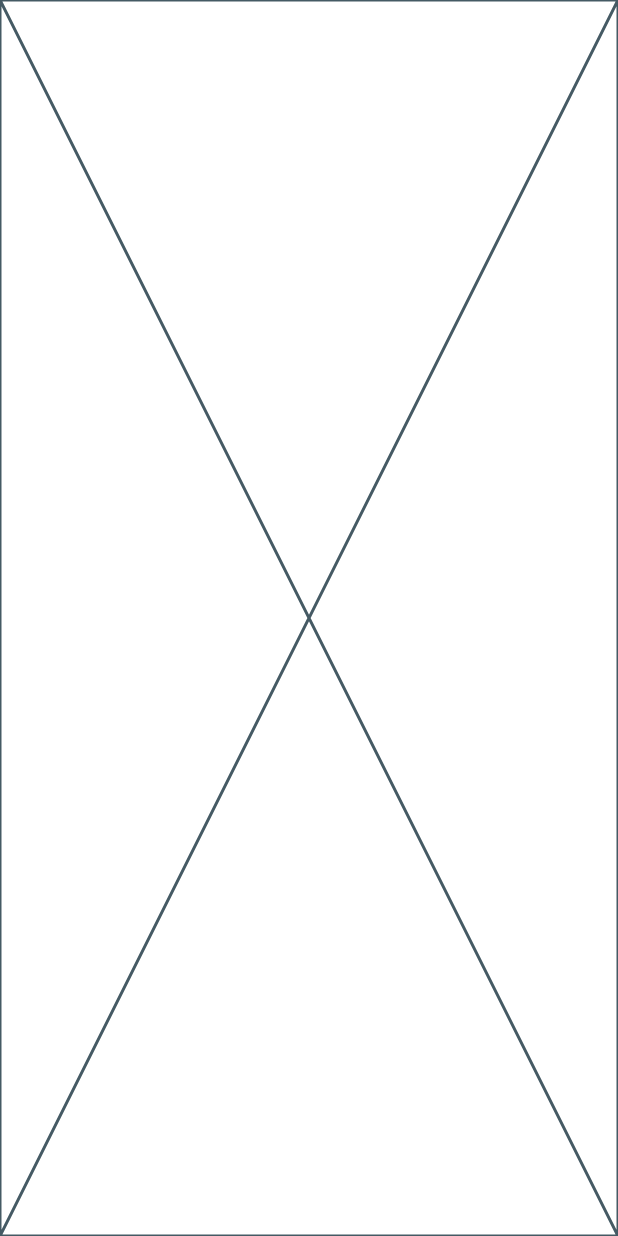
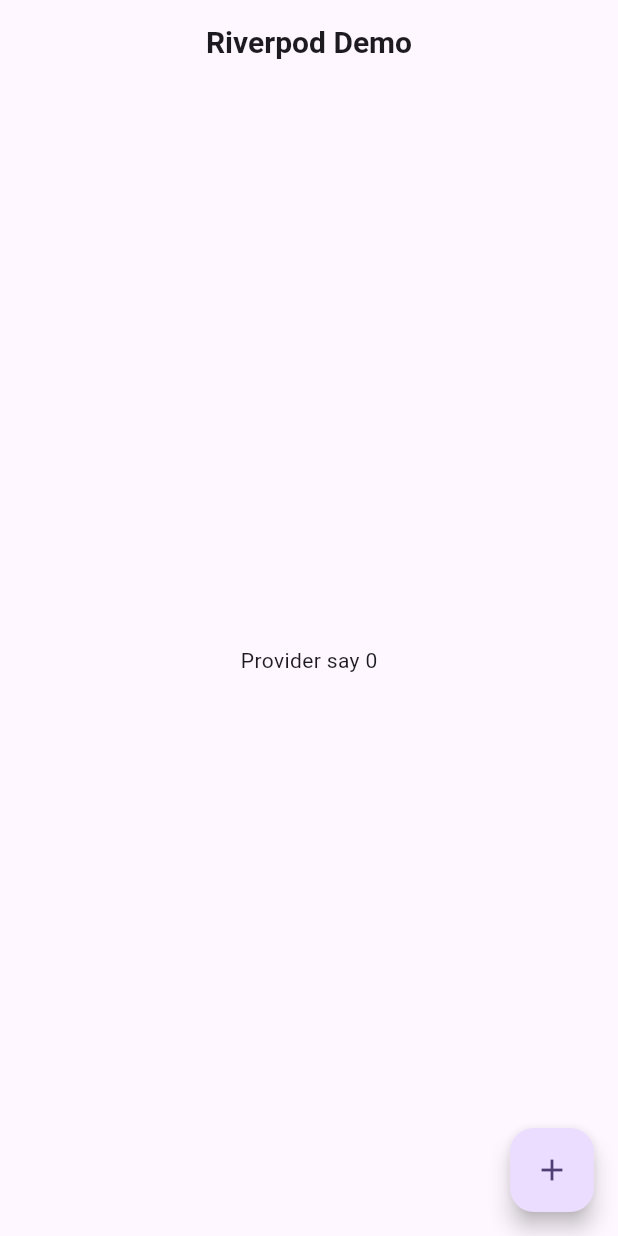
Before and after one commit to sm-aminul-islam/Examination, a Flutter app: the screen it shows after launch, on a phone screen of 412 x 824 dp. Run offline on Flutter 3.47's test engine with Material 2 defaults, Android fonts, the phone set to English and light mode, and no system bars; our stand-ins replace hooks_riverpod.

Commit message:
State provider

```diff
--- a/Riverpod_Demo_Project/riverpod_demo_project/lib/main.dart
+++ b/Riverpod_Demo_Project/riverpod_demo_project/lib/main.dart
@@ -1,12 +1,13 @@
 import 'package:flutter/material.dart';
-import 'package:flutter_hooks/flutter_hooks.dart';
 import 'package:hooks_riverpod/hooks_riverpod.dart';
-import 'package:riverpod_annotation/riverpod_annotation.dart';
+
 import 'package:riverpod_demo_project/modules/home/view/homepage.dart';
+
+final countProvider = StateProvider<int>((ref) => 0);
 
 void main() {
   runApp(
-    ProviderScope(
+    const ProviderScope(
       child: MyApp(),
     ),
   );
--- a/Riverpod_Demo_Project/riverpod_demo_project/lib/modules/home/view/homepage.dart
+++ b/Riverpod_Demo_Project/riverpod_demo_project/lib/modules/home/view/homepage.dart
@@ -1,10 +1,30 @@
 import 'package:flutter/material.dart';
+import 'package:hooks_riverpod/hooks_riverpod.dart';
+import 'package:riverpod_demo_project/main.dart';
 
-class Homepage extends StatelessWidget {
+class Homepage extends ConsumerWidget {
   const Homepage({super.key});
 
   @override
-  Widget build(BuildContext context) {
-    return const Placeholder();
+  Widget build(BuildContext context, WidgetRef ref) {
+    final value = ref.watch(countProvider);
+    return Scaffold(
+      appBar: AppBar(
+        centerTitle: true,
+        title: const Text(
+          "Riverpod Demo",
+          style: TextStyle(fontSize: 20, fontWeight: FontWeight.bold),
+        ),
+      ),
+      body: Center(
+        child: Text("Provider say $value"),
+      ),
+      floatingActionButton: FloatingActionButton(
+        onPressed: () {
+          ref.read(countProvider.state).state++;
+        },
+        child: const Icon(Icons.add),
+      ),
+    );
   }
 }
```
